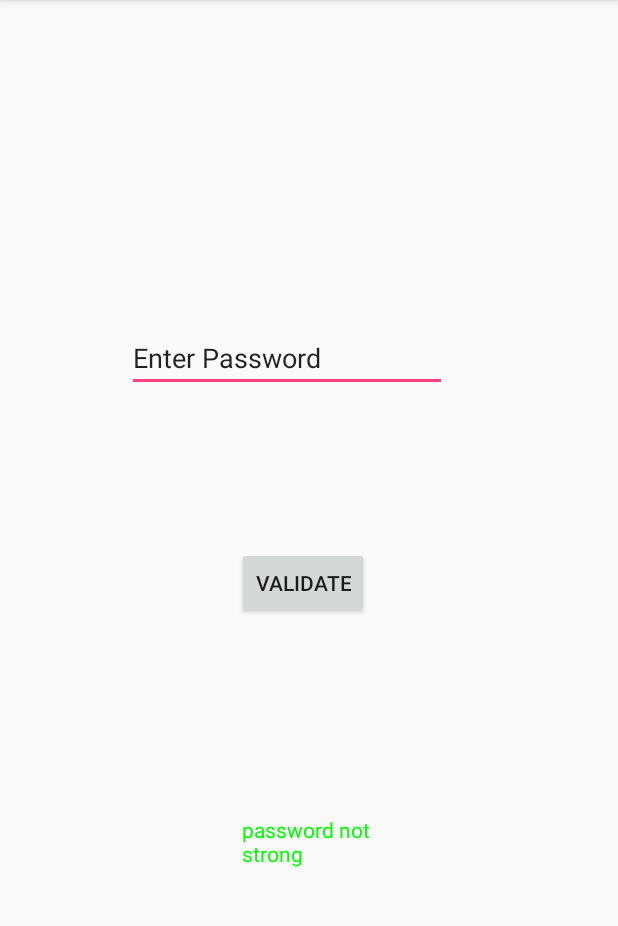
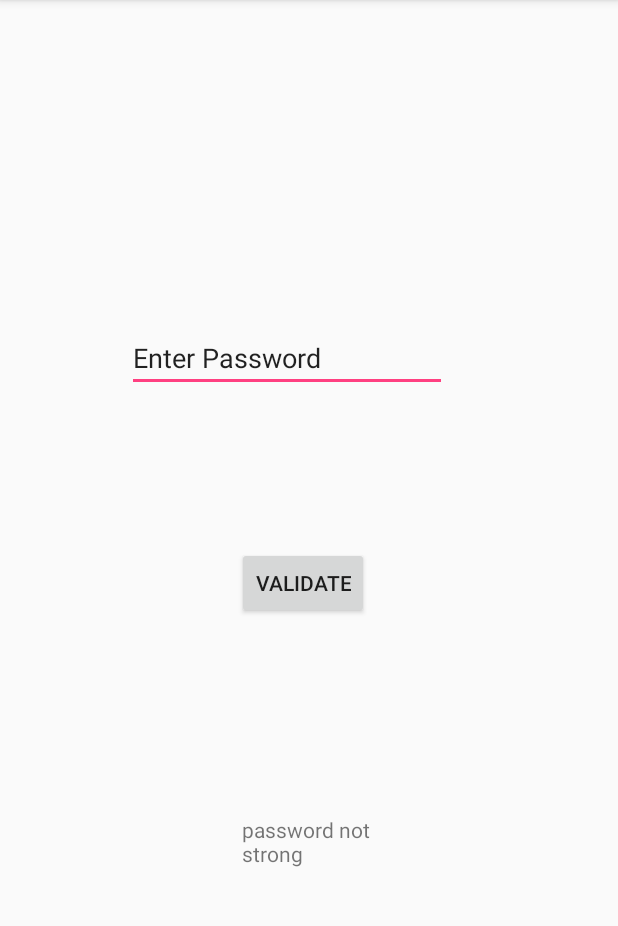
Before and after one commit to jaspering21/password-validator, an Android app: the screen it shows after launch (MainActivity), after a tap on "VALIDATE", on a phone screen of 412 x 824 dp, the part 84-1010 px from its top. Run offline under Robolectric (Android 15) with nearby library versions, the phone set to English and light mode, and no system bars.

Commit message:
Implement two basic rules and another three new rules

```diff
--- a/app/src/main/java/com/example/jaspering21/password_validator/MainActivity.java
+++ b/app/src/main/java/com/example/jaspering21/password_validator/MainActivity.java
@@ -30,8 +30,13 @@ public class MainActivity extends AppCompatActivity {
                     strength.setText("Use another password");
                 }
                 else{
-                        strength.setTextColor(Color.GREEN);
-                        strength.setText("password not strong");
+                        if(checks.checkValid(word)==5){
+                            strength.setTextColor(Color.RED);
+                            strength.setText("Password Valid");
+                        }
+                        else {
+                            strength.setText("password not strong");
+                        }
                 }
             }
         }
```
